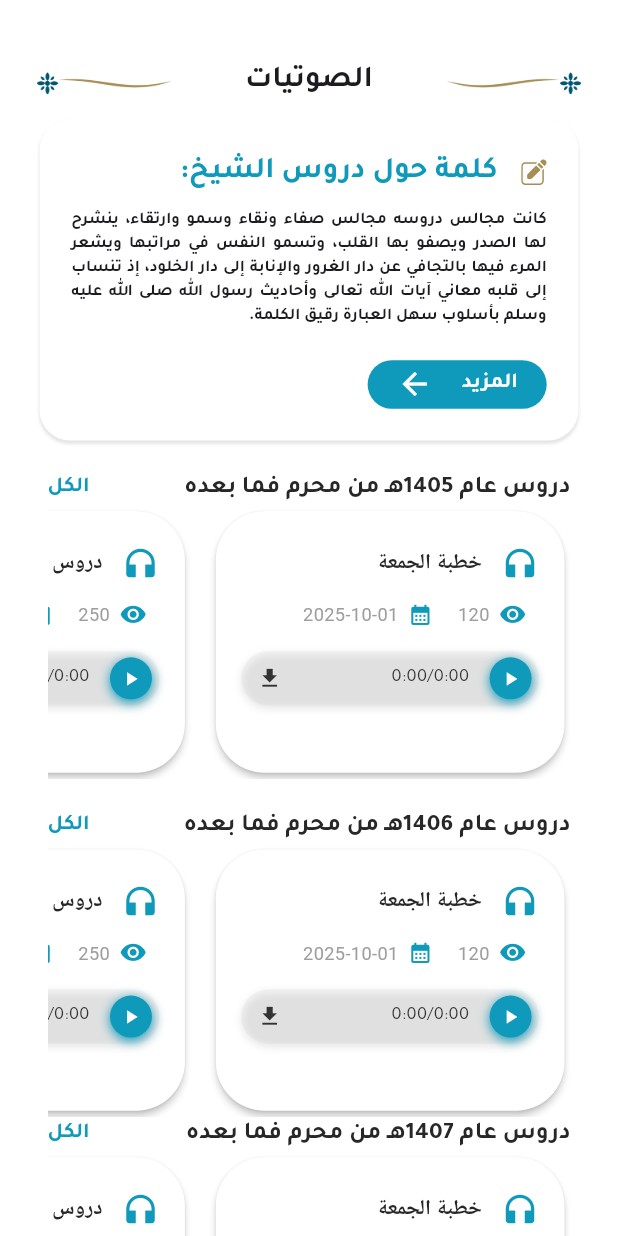
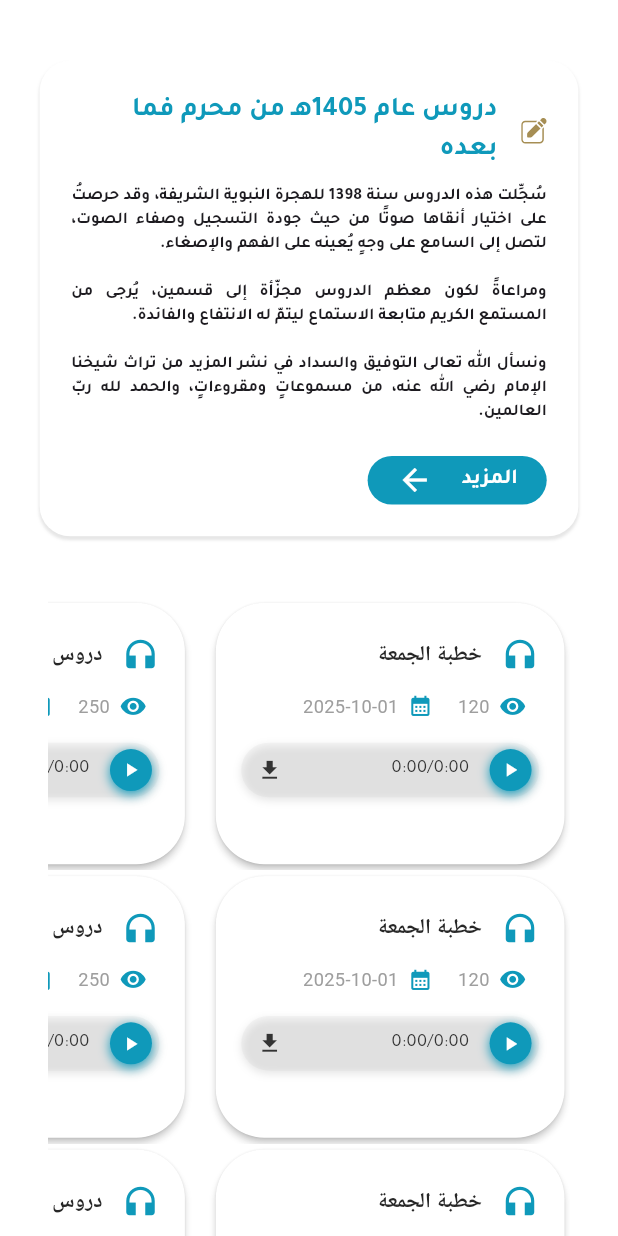
Before and after one commit to oiu85/Seraj-Aldeen-Islamic-flutter-app, a Flutter app: the SoundsPage screen opened by its route, after a tap on "الكل", on a phone screen of 412 x 824 dp. Run offline on Flutter 3.47's test engine with Material 3 defaults, Android fonts, the phone set to English and light mode, and no system bars; drawn by our look-alikes of flutter_animate; our stand-ins replace device_info_plus, dio, equatable, flutter_bloc, flutter_screenutil, flutter_svg and 12 more; missing offline and left inert: android_intent_plus; accounts and stored records are empty.

Commit message:
*Abdullah (Complete the sounds by adding the sub caounds)

```diff
--- a/lib/core/routes.dart
+++ b/lib/core/routes.dart
@@ -2,4 +2,5 @@ class AppRoute{
   static const String biography="/biography";
   static const String benefits ="/benefits";
   static const String sounds ="/sounds";
+  static const String subSounds ="/subSounds";
 }
--- a/lib/features/sounds_library/presentation/pages/sounds_page.dart
+++ b/lib/features/sounds_library/presentation/pages/sounds_page.dart
@@ -1,7 +1,10 @@
 import 'package:flutter/material.dart';
 import 'package:flutter_svg/flutter_svg.dart';
+import 'package:get/get.dart';
+import 'package:get/get_core/src/get_main.dart';
 import 'package:seraj_aldean_flutter_app/config/appconfig/app_colors.dart';
 import 'package:seraj_aldean_flutter_app/core/responsive/screen_util_res.dart';
+import 'package:seraj_aldean_flutter_app/core/routes.dart';
 import 'package:seraj_aldean_flutter_app/core/shared/widgets/app_scaffold.dart';
 import 'package:flutter_animate/flutter_animate.dart';
 
@@ -66,7 +69,9 @@ class SoundsPage extends StatelessWidget {
               ),
               RowSectionCard(
                 title: "دروس عام 1405هـ من محرم فما بعده",
-                onSeeAll: () {},
+                onSeeAll: () {
+                  Get.toNamed(AppRoute.subSounds);
+                },
                 sectionIndex: 0,
                 cards: [
                   SoundCard(
--- /dev/null
+++ b/lib/features/sounds_library/presentation/pages/sub_category_sounds.dart
@@ -0,0 +1,105 @@
+import 'package:flutter/material.dart';
+import 'package:seraj_aldean_flutter_app/core/responsive/screen_util_res.dart';
+import 'package:seraj_aldean_flutter_app/core/shared/widgets/app_scaffold.dart';
+import 'package:seraj_aldean_flutter_app/features/sounds_library/presentation/widgets/desc_card.dart';
+
+import '../widgets/row_section_card.dart';
+import '../widgets/sound_card.dart';
+import '../widgets/sub_desc_card.dart';
+import '../widgets/sub_sounds_row_section_card.dart';
+
+class SubCategorySounds extends StatelessWidget {
+  const SubCategorySounds({super.key});
+
+  @override
+  Widget build(BuildContext context) {
+    return AppScaffold.clean(
+        body: SingleChildScrollView(
+      child: Column(
+        children: [
+          SizedBox(height: 40.h,),
+          SubDescCard(),
+          SizedBox(height: 40.h,),
+          Container(
+            child: Column(
+              children: [
+                SubSoundsRowSectionCard(
+                  title: "دروس عام 1406هـ من محرم فما بعده",
+                  onSeeAll: () {},
+                  sectionIndex: 1,
+                  cards: [
+                    SoundCard(
+                      title: "خطبة الجمعة",
+                      visitorCount: "120",
+                      date: "2025-10-01",
+                    ),
+                    SizedBox(width: 12.w),
+                    SoundCard(
+                      title: "دروس التفسير",
+                      visitorCount: "250",
+                      date: "2025-09-28",
+                    ),
+                    SizedBox(width: 12.w),
+                    SoundCard(
+                      title: "محاضرة العقيدة",
+                      visitorCount: "90",
+                      date: "2025-09-15",
+                    ),
+                  ],
+                ),
+                SubSoundsRowSectionCard(
+                  title: "دروس عام 1406هـ من محرم فما بعده",
+                  onSeeAll: () {},
+                  sectionIndex: 1,
+                  cards: [
+                    SoundCard(
+                      title: "خطبة الجمعة",
+                      visitorCount: "120",
+                      date: "2025-10-01",
+                    ),
+                    SizedBox(width: 12.w),
+                    SoundCard(
+                      title: "دروس التفسير",
+                      visitorCount: "250",
+                      date: "2025-09-28",
+                    ),
+                    SizedBox(width: 12.w),
+                    SoundCard(
+                      title: "محاضرة العقيدة",
+                      visitorCount: "90",
+                      date: "2025-09-15",
+                    ),
+                  ],
+                ),
+                SubSoundsRowSectionCard(
+                  title: "دروس عام 1406هـ من محرم فما بعده",
+                  onSeeAll: () {},
+                  sectionIndex: 1,
+                  cards: [
+                    SoundCard(
+                      title: "خطبة الجمعة",
+                      visitorCount: "120",
+                      date: "2025-10-01",
+                    ),
+                    SizedBox(width: 12.w),
+                    SoundCard(
+                      title: "دروس التفسير",
+                      visitorCount: "250",
+                      date: "2025-09-28",
+                    ),
+                    SizedBox(width: 12.w),
+                    SoundCard(
+                      title: "محاضرة العقيدة",
+                      visitorCount: "90",
+                      date: "2025-09-15",
+                    ),
+                  ],
+                ),
+              ],
+            ),
+          ),
+        ],
+      ),
+    ));
+  }
+}
--- /dev/null
+++ b/lib/features/sounds_library/presentation/widgets/sub_desc_card.dart
@@ -0,0 +1,114 @@
+import 'package:flutter/material.dart';
+import 'package:flutter_animate/flutter_animate.dart';
+import 'package:flutter_svg/svg.dart';
+import 'package:seraj_aldean_flutter_app/core/responsive/screen_util_res.dart';
+
+import '../../../../config/appconfig/app_colors.dart';
+import '../../../../gen/assets.gen.dart';
+import '../../../../gen/fonts.gen.dart';
+
+class SubDescCard extends StatelessWidget {
+  const SubDescCard({super.key});
+
+  @override
+  Widget build(BuildContext context) {
+    return  Container(
+      decoration: BoxDecoration(
+        color: Colors.white,
+        borderRadius: BorderRadius.circular(20.r),
+        boxShadow: [
+          BoxShadow(
+              color: Colors.black.withOpacity(0.1),
+              blurRadius: 1,
+              offset: const Offset(
+                0,
+                2,
+              )),
+        ],
+      ),
+      padding: EdgeInsets.symmetric(horizontal: 20.p, vertical: 20.p),
+      width: 340.w,
+      child: Column(
+        crossAxisAlignment: CrossAxisAlignment.start,
+        children: [
+          Row(
+            children: [
+              SvgPicture.asset(Assets.svg.note.path)
+                  .animate()
+                  .fadeIn(duration: 600.ms, delay: 200.ms)
+                  .scale(begin: const Offset(0.5, 0.5), end: const Offset(1.0, 1.0), duration: 500.ms, delay: 200.ms)
+                  .rotate(begin: -0.1, end: 0, duration: 400.ms, delay: 300.ms),
+              SizedBox(
+                width: 15.w,
+              ),
+              Flexible(
+                child: Text(
+                  "دروس عام 1405هـ من محرم فما بعده",
+                  style: TextStyle(
+                      fontSize: 18,
+                      fontWeight: FontWeight.bold,
+                      fontFamily: FontFamily.tajawal,
+                      color: AppColors.primary),
+                )
+                    .animate()
+                    .fadeIn(duration: 800.ms, delay: 300.ms)
+                    .slideX(begin: -0.3, end: 0, duration: 600.ms, delay: 300.ms),
+              ),
+            ],
+          ),
+          SizedBox(
+            height: 10.h,
+          ),
+          Text(
+            'سُجِّلت هذه الدروس سنة 1398 للهجرة النبوية الشريفة، وقد حرصتُ على اختيار أنقاها صوتًا من حيث جودة التسجيل وصفاء الصوت، لتصل إلى السامع على وجهٍ يُعينه على الفهم والإصغاء.\n\n'
+                'ومراعاةً لكون معظم الدروس مجزّأة إلى قسمين، يُرجى من المستمع الكريم متابعة الاستماع ليتمّ له الانتفاع والفائدة.\n\n'
+                'ونسأل الله تعالى التوفيق والسداد في نشر المزيد من تراث شيخنا الإمام رضي الله عنه، من مسموعاتٍ ومقروءاتٍ، والحمد لله ربّ العالمين.',
+            textAlign: TextAlign.justify,
+            style: TextStyle(
+                fontSize: 11,
+                fontFamily: FontFamily.tajawal,
+                fontWeight: FontWeight.bold),
+          )
+              .animate()
+              .fadeIn(duration: 1000.ms, delay: 400.ms)
+              .slideY(begin: 0.3, end: 0, duration: 700.ms, delay: 400.ms),
+          SizedBox(
+            height: 20.h,
+          ),
+          Container(
+            height: 32.h,
+            width: 113.w,
+            decoration: BoxDecoration(
+              color: AppColors.primary,
+              borderRadius: BorderRadius.circular(100.r),
+            ),
+            child: Row(
+              mainAxisAlignment: MainAxisAlignment.spaceEvenly,
+              children: [
+                Text(
+                  "المزيد",
+                  style: TextStyle(
+                      fontFamily: FontFamily.tajawal,
+                      fontWeight: FontWeight.bold,
+                      color: Colors.white),
+                ),
+                Icon(
+                  Icons.arrow_forward_outlined,
+                  color: Colors.white,
+                ),
+              ],
+            ),
+          )
+              .animate()
+              .fadeIn(duration: 600.ms, delay: 500.ms)
+              .scale(begin: const Offset(0.8, 0.8), end: const Offset(1.0, 1.0), duration: 500.ms, delay: 500.ms)
+              .slideX(begin: 0.3, end: 0, duration: 400.ms, delay: 500.ms),
+        ],
+      ),
+    )
+        .animate()
+        .fadeIn(duration: 800.ms, delay: 100.ms)
+        .slideY(begin: 0.4, end: 0, duration: 600.ms, delay: 100.ms)
+        .scale(begin: const Offset(0.95, 0.95), end: const Offset(1.0, 1.0), duration: 500.ms, delay: 200.ms);
+  }
+}
--- /dev/null
+++ b/lib/features/sounds_library/presentation/widgets/sub_sounds_row_section_card.dart
@@ -0,0 +1,124 @@
+import 'package:flutter/material.dart';
+import 'package:flutter_animate/flutter_animate.dart';
+import 'package:flutter_screenutil/flutter_screenutil.dart';
+
+import '../../../../config/appconfig/app_colors.dart';
+import '../../../../gen/fonts.gen.dart';
+
+class SubSoundsRowSectionCard extends StatelessWidget {
+  final String title;
+  final VoidCallback onSeeAll;
+  final List<Widget> cards;
+  final int sectionIndex;
+
+  const SubSoundsRowSectionCard({
+    super.key,
+    required this.title,
+    required this.onSeeAll,
+    required this.cards,
+    this.sectionIndex = 0,
+  });
+
+  @override
+  Widget build(BuildContext context) {
+    return Container(
+      padding: EdgeInsets.symmetric(horizontal: 30.w),
+      child: Column(
+        children: [
+          // Row(
+          //   children: [
+          //     Text(
+          //       title,
+          //       style: TextStyle(
+          //         fontFamily: FontFamily.tajawal,
+          //         fontSize: 16.sp,
+          //         fontWeight: FontWeight.bold,
+          //         color: AppColors.black,
+          //       ),
+          //     )
+          //         .animate()
+          //         .fadeIn(
+          //             duration: 600.ms, delay: (400 + sectionIndex * 200).ms)
+          //         .slideX(
+          //             begin: -0.3,
+          //             end: 0,
+          //             duration: 500.ms,
+          //             delay: (400 + sectionIndex * 200).ms),
+          //     const Spacer(),
+          //     GestureDetector(
+          //       onTap: onSeeAll,
+          //       child: Text(
+          //         "الكل",
+          //         style: TextStyle(
+          //           fontFamily: FontFamily.tajawal,
+          //           fontSize: 14.sp,
+          //           fontWeight: FontWeight.w600,
+          //           color: AppColors.primary,
+          //         ),
+          //       ),
+          //     )
+          //         .animate()
+          //         .fadeIn(
+          //             duration: 600.ms, delay: (500 + sectionIndex * 200).ms)
+          //         .slideX(
+          //             begin: 0.3,
+          //             end: 0,
+          //             duration: 500.ms,
+          //             delay: (500 + sectionIndex * 200).ms)
+          //         .scale(
+          //             begin: const Offset(0.8, 0.8),
+          //             end: const Offset(1.0, 1.0),
+          //             duration: 300.ms,
+          //             delay: (600 + sectionIndex * 200).ms),
+          //   ],
+          // ),
+          SizedBox(
+            height: 180.h,
+            child: ListView(
+              scrollDirection: Axis.horizontal,
+              children: cards.asMap().entries.map((entry) {
+                final index = entry.key;
+                final card = entry.value;
+
+                return card
+                    .animate()
+                    .fadeIn(
+                  duration: 500.ms,
+                  delay: (600 + sectionIndex * 200 + index * 100).ms,
+                  curve: Curves.easeOutCubic,
+                )
+                    .slideX(
+                  begin: 0.4,
+                  end: 0,
+                  duration: 500.ms,
+                  delay: (600 + sectionIndex * 200 + index * 100).ms,
+                  curve: Curves.easeOutCubic,
+                )
+                    .scale(
+                  begin: const Offset(0.9, 0.9),
+                  end: const Offset(1.0, 1.0),
+                  duration: 400.ms,
+                  delay: (700 + sectionIndex * 200 + index * 100).ms,
+                  curve: Curves.easeOutBack,
+                );
+              }).toList(),
+            ),
+          ),
+        ],
+      ),
+    )
+        .animate()
+        .fadeIn(
+      duration: 800.ms,
+      delay: (300 + sectionIndex * 200).ms,
+      curve: Curves.easeOutCubic,
+    )
+        .slideY(
+      begin: 0.2,
+      end: 0,
+      duration: 600.ms,
+      delay: (300 + sectionIndex * 200).ms,
+      curve: Curves.easeOutCubic,
+    );
+  }
+}
--- a/lib/routes.dart
+++ b/lib/routes.dart
@@ -6,6 +6,7 @@ import 'package:seraj_aldean_flutter_app/features/home/presentation/pages/home_p
 import 'package:seraj_aldean_flutter_app/features/sounds_library/presentation/pages/sounds_page.dart';
 
 import 'core/routes.dart';
+import 'features/sounds_library/presentation/pages/sub_category_sounds.dart';
 
 List<GetPage<dynamic>>? routes=[
  GetPage(name:"/", page: ()=>const HomePage()),
@@ -14,4 +15,5 @@ List<GetPage<dynamic>>? routes=[
   GetPage(name: AppRoute.biography, page: ()=> const BiographyPage()),
   GetPage(name: AppRoute.benefits, page: ()=> const BenefitsPage()),
  GetPage(name: AppRoute.sounds, page: ()=> const SoundsPage()),
+ GetPage(name: AppRoute.subSounds, page: ()=> const SubCategorySounds()),
 ];
```
